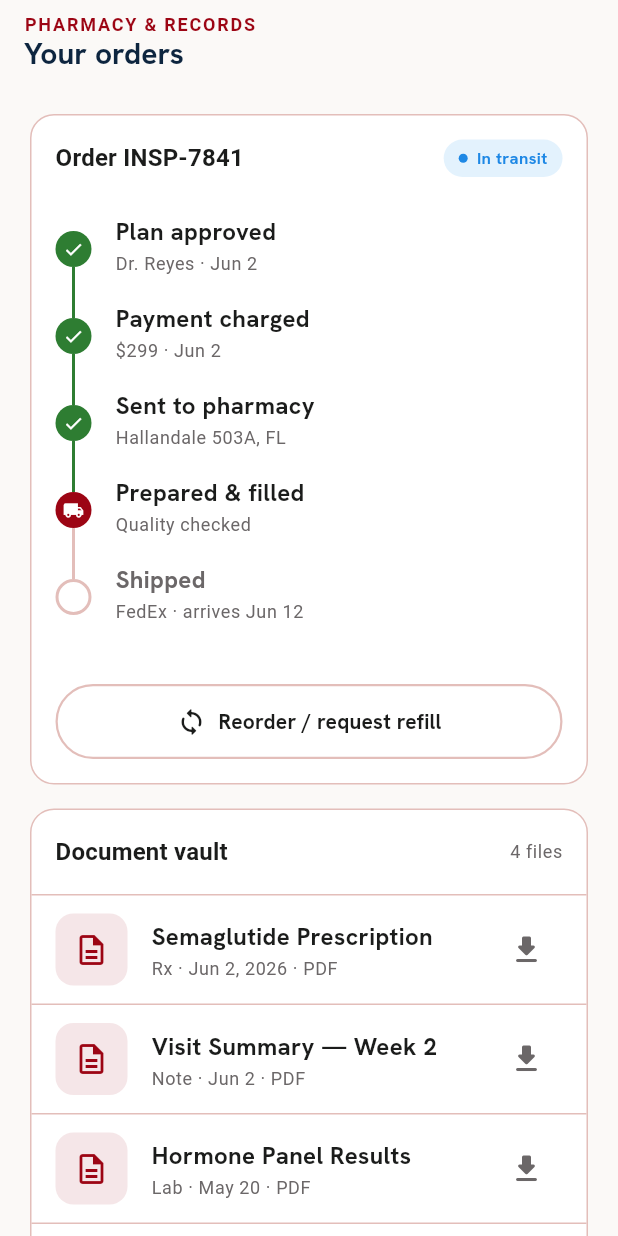
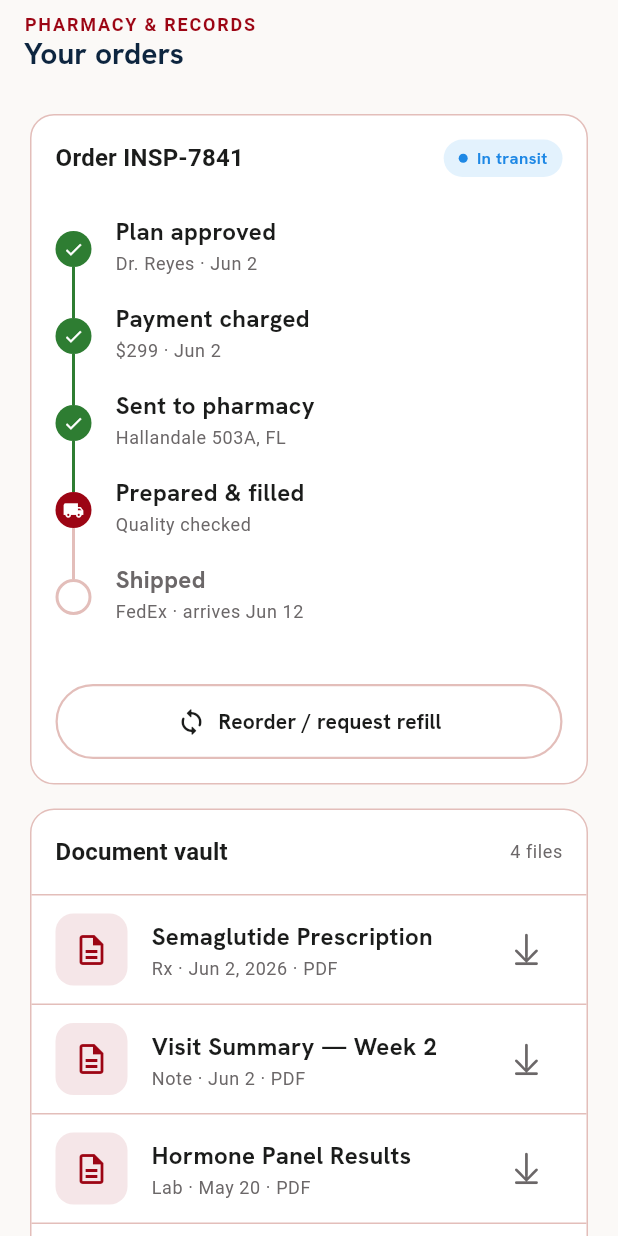
Before and after one commit to Santanu-002/inspirelymd_patient, a Flutter app: the PharmacyContent screen opened directly, on a phone screen of 412 x 824 dp. Run offline on Flutter 3.47's test engine with Material 3 defaults, Android fonts, the phone set to English and light mode, and no system bars; our stand-ins replace device_info_plus, dio, equatable, flutter_secure_storage, flutter_svg, fpdart and 9 more; accounts and stored records are empty.

Commit message:
feat: use CupertinoIcons.arrow_down_to_line_alt for download icon

```diff
--- a/lib/features/dashboard/presentation/widgets/pharmacy_content.dart
+++ b/lib/features/dashboard/presentation/widgets/pharmacy_content.dart
@@ -1,4 +1,5 @@
 import 'package:flutter/material.dart';
+import 'package:flutter/cupertino.dart';
 import 'package:get/get.dart';
 import 'package:inspirelymd_patient/core/constants/app_strings.dart';
 import 'package:inspirelymd_patient/core/constants/app_ui_constants.dart';
@@ -476,7 +477,7 @@ class PharmacyContent extends GetView<PharmacyController> {
           ),
           // Download icon button
           IconButton(
-            icon: const Icon(Icons.download_rounded),
+            icon: const Icon(CupertinoIcons.arrow_down_to_line_alt),
             color: theme.colorScheme.textMuted,
             onPressed: () => controller.downloadDocument(title),
           ),
```
Also changed, not shown: screenshot.png.
